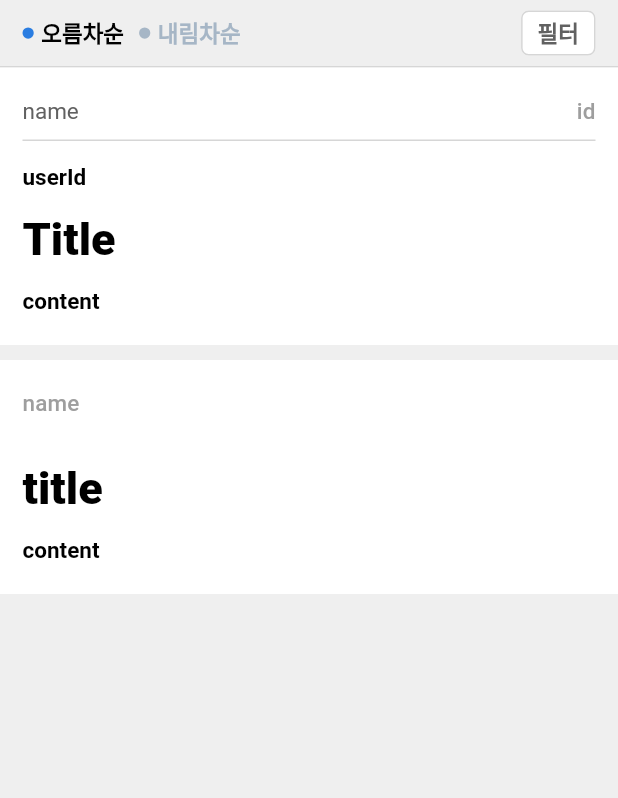
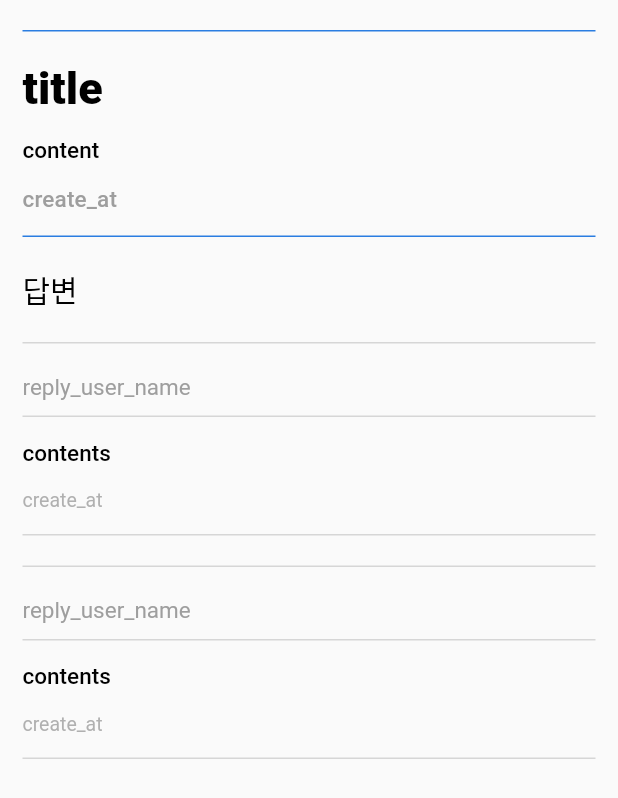
Before and after one commit to joo6077/bloc_api_call, a Flutter app: the screen it shows after launch, on a phone screen of 412 x 824 dp. Shown: the top 798 px of the screen. Run offline on Flutter 3.47's test engine with Material 2 defaults, Android fonts, the light colour scheme and no system bars.

Commit message:
detail page

```diff
--- a/lib/application/const/variables.dart
+++ b/lib/application/const/variables.dart
@@ -2,3 +2,4 @@ const String TEXT_ASCENDING_ORDER = '오름차순';
 const String TEXT_DESCENDING_ORDER = '내림차순';
 const String TEXT_FILTER = '필터';
 const String TEXT_SAVE = '저장하기';
+const String TEXT_ANSWER = '답변';
--- a/lib/application/styles/j_theme.dart
+++ b/lib/application/styles/j_theme.dart
@@ -8,7 +8,7 @@ class JTextTheme {
           color: Colors.black,
         ),
         titleMedium: TextStyle(
-          fontSize: 15,
+          fontSize: 20,
           color: Colors.grey[700],
         ),
         titleSmall: TextStyle(
@@ -17,12 +17,14 @@ class JTextTheme {
         ),
         bodyLarge: const TextStyle(
           fontSize: 15,
-          fontWeight: FontWeight.w600,
           color: Colors.black,
         ),
         bodyMedium: const TextStyle(
           fontSize: 15,
-          fontWeight: FontWeight.w600,
+          color: Colors.black,
+        ),
+        bodySmall: const TextStyle(
+          fontSize: 13,
           color: Colors.black,
         ),
       );
--- a/lib/main.dart
+++ b/lib/main.dart
@@ -1,4 +1,5 @@
 import 'package:comento_task/application/styles/j_theme.dart';
+import 'package:comento_task/presentation/detail/detail_page.dart';
 import 'package:comento_task/presentation/list/list_page.dart';
 import 'package:flutter/material.dart';
 
@@ -23,10 +24,7 @@ class MainApp extends StatelessWidget {
           CustomColors.dark,
         ],
       ),
-      home: Scaffold(
-        backgroundColor: Color(0xffefefef),
-        body: SafeArea(child: ListPage()),
-      ),
+      home: DetailPage(),
     );
   }
 }
--- /dev/null
+++ b/lib/presentation/detail/detail_page.dart
@@ -0,0 +1,29 @@
+import 'package:comento_task/application/styles/common.dart';
+import 'package:comento_task/application/styles/j_theme.dart';
+import 'package:comento_task/presentation/detail/widgets/detail_answer.dart';
+import 'package:comento_task/presentation/detail/widgets/detail_header.dart';
+import 'package:comento_task/presentation/widgets/j_divider.dart';
+import 'package:flutter/material.dart';
+
+class DetailPage extends StatelessWidget {
+  const DetailPage({super.key});
+
+  @override
+  Widget build(BuildContext context) {
+    final textTheme = Theme.of(context).textTheme;
+    final customColors = Theme.of(context).extension<CustomColors>()!;
+
+    return Scaffold(
+      body: SafeArea(
+        child: ListView(
+          padding: horizontalPadding,
+          children: [
+            DetailHeader(),
+            DetailAnswer(),
+            DetailAnswer(),
+          ],
+        ),
+      ),
+    );
+  }
+}
--- /dev/null
+++ b/lib/presentation/detail/widgets/detail_answer.dart
@@ -0,0 +1,44 @@
+import 'package:comento_task/application/const/variables.dart';
+import 'package:comento_task/application/styles/j_theme.dart';
+import 'package:comento_task/presentation/widgets/j_divider.dart';
+import 'package:flutter/material.dart';
+
+class DetailAnswer extends StatelessWidget {
+  const DetailAnswer({super.key});
+
+  @override
+  Widget build(BuildContext context) {
+    final textTheme = Theme.of(context).textTheme;
+    final customColors = Theme.of(context).extension<CustomColors>()!;
+
+    return Column(
+      crossAxisAlignment: CrossAxisAlignment.start,
+      children: [
+        const SizedBox(height: 20),
+        JDivider(),
+        const SizedBox(height: 20),
+        Text(
+          'reply_user_name',
+          style: textTheme.bodyMedium!.copyWith(color: Colors.grey),
+        ),
+        const SizedBox(height: 10),
+        JDivider(),
+        const SizedBox(height: 15),
+        Text(
+          'contents',
+          style: textTheme.bodyLarge,
+        ),
+        const SizedBox(height: 15),
+        Text(
+          'create_at',
+          style: textTheme.bodySmall!
+              .copyWith(color: Colors.grey.withOpacity(0.8)),
+          maxLines: 1,
+          overflow: TextOverflow.ellipsis,
+        ),
+        const SizedBox(height: 15),
+        JDivider(),
+      ],
+    );
+  }
+}
--- /dev/null
+++ b/lib/presentation/detail/widgets/detail_header.dart
@@ -0,0 +1,46 @@
+import 'package:comento_task/application/const/variables.dart';
+import 'package:comento_task/application/styles/j_theme.dart';
+import 'package:comento_task/presentation/widgets/j_divider.dart';
+import 'package:flutter/material.dart';
+
+class DetailHeader extends StatelessWidget {
+  const DetailHeader({super.key});
+
+  @override
+  Widget build(BuildContext context) {
+    final textTheme = Theme.of(context).textTheme;
+    final customColors = Theme.of(context).extension<CustomColors>()!;
+
+    return Column(
+      crossAxisAlignment: CrossAxisAlignment.start,
+      children: [
+        const SizedBox(height: 20),
+        JDivider(color: customColors.primary),
+        const SizedBox(height: 20),
+        Text(
+          'title',
+          style: textTheme.titleLarge,
+        ),
+        const SizedBox(height: 15),
+        Text(
+          'content',
+          style: textTheme.bodyLarge,
+        ),
+        const SizedBox(height: 15),
+        Text(
+          'create_at',
+          style: textTheme.titleSmall,
+          maxLines: 1,
+          overflow: TextOverflow.ellipsis,
+        ),
+        const SizedBox(height: 15),
+        JDivider(color: customColors.primary),
+        const SizedBox(height: 20),
+        Text(
+          TEXT_ANSWER,
+          style: textTheme.titleMedium!.copyWith(color: Colors.black),
+        ),
+      ],
+    );
+  }
+}
--- /dev/null
+++ b/lib/presentation/list/controllers/modal_controller.dart
@@ -0,0 +1,23 @@
+import 'package:comento_task/presentation/list/widgets/filter_modal.dart';
+import 'package:flutter/widgets.dart';
+
+class ModalController {
+  OverlayEntry? _filterOverlayEntry;
+
+  void showModal(BuildContext context) {
+    _filterOverlayEntry = OverlayEntry(
+      builder: (context) => FilterModal(
+        onClose: _hideModal,
+        onSave: () {
+          _hideModal();
+        },
+      ),
+    );
+
+    Overlay.of(context).insert(_filterOverlayEntry!);
+  }
+
+  void _hideModal() {
+    _filterOverlayEntry?.remove();
+  }
+}
--- a/lib/presentation/list/list_page.dart
+++ b/lib/presentation/list/list_page.dart
@@ -1,6 +1,7 @@
 import 'package:comento_task/application/const/variables.dart';
 import 'package:comento_task/application/styles/j_theme.dart';
 import 'package:comento_task/application/types/j_radio_type.dart';
+import 'package:comento_task/presentation/list/controllers/modal_controller.dart';
 import 'package:comento_task/presentation/list/widgets/advertisement_card.dart';
 import 'package:comento_task/presentation/list/widgets/category_card.dart';
 import 'package:comento_task/presentation/list/widgets/filter_modal.dart';
@@ -17,29 +18,12 @@ class ListPage extends StatefulWidget {
 }
 
 class _ListPageState extends State<ListPage> {
+  final _modalController = ModalController();
+
   final List<JRadioType> _orderList = [
     JRadioType(name: TEXT_ASCENDING_ORDER, isSelected: true),
     JRadioType(name: TEXT_DESCENDING_ORDER, isSelected: false),
   ];
-
-  OverlayEntry? _filterOverlayEntry;
-
-  void _showModal(BuildContext context) {
-    _filterOverlayEntry = OverlayEntry(
-      builder: (context) => FilterModal(
-        onClose: _hideModal,
-        onSave: () {
-          _hideModal();
-        },
-      ),
-    );
-
-    Overlay.of(context).insert(_filterOverlayEntry!);
-  }
-
-  void _hideModal() {
-    _filterOverlayEntry?.remove();
-  }
 
   @override
   Widget build(BuildContext context) {
@@ -47,7 +31,8 @@ class _ListPageState extends State<ListPage> {
     final textTheme = Theme.of(context).textTheme;
     final customColors = Theme.of(context).extension<CustomColors>()!;
 
-    return ListView(
+    return Scaffold(
+      body: ListView(
         children: [
           Padding(
             padding: const EdgeInsets.symmetric(horizontal: 15, vertical: 7),
@@ -60,7 +45,7 @@ class _ListPageState extends State<ListPage> {
                 ),
                 JButton(
                   label: TEXT_FILTER,
-                onTap: () => _showModal(context),
+                  onTap: () => _modalController.showModal(context),
                 ),
               ],
             ),
@@ -80,10 +65,11 @@ class _ListPageState extends State<ListPage> {
             name: 'name',
             title: 'title',
             content: 'content',
-          imageUrl: '',
-          // imageUrl: 'https://cdn.comento.kr/assignment/test2.jpg',
+            // imageUrl: '',
+            imageUrl: 'https://cdn.comento.kr/assignment/test2.jpg',
           ),
         ],
+      ),
     );
   }
 }
--- a/lib/presentation/list/widgets/advertisement_card.dart
+++ b/lib/presentation/list/widgets/advertisement_card.dart
@@ -38,7 +38,10 @@ class AdvertisementCard extends StatelessWidget {
               ],
             ),
             const SizedBox(height: 15),
-            // Image.network(imageUrl),
+            Image.network(
+              imageUrl,
+              errorBuilder: (context, error, stackTrace) => Text('error'),
+            ),
             const SizedBox(height: 15),
             Text(
               title,
--- a/lib/presentation/widgets/j_divider.dart
+++ b/lib/presentation/widgets/j_divider.dart
@@ -1,7 +1,12 @@
 import 'package:flutter/material.dart';
 
 class JDivider extends StatelessWidget {
-  const JDivider({super.key});
+  final Color? color;
+
+  const JDivider({
+    Key? key,
+    this.color,
+  }) : super(key: key);
 
   @override
   Widget build(BuildContext context) {
@@ -10,7 +15,7 @@ class JDivider extends StatelessWidget {
     return Container(
       height: 1,
       width: s.width,
-      color: Colors.grey[350],
+      color: color ?? Colors.grey[350],
     );
   }
 }
```
Lines whose indentation alone changed are shown as unchanged.
